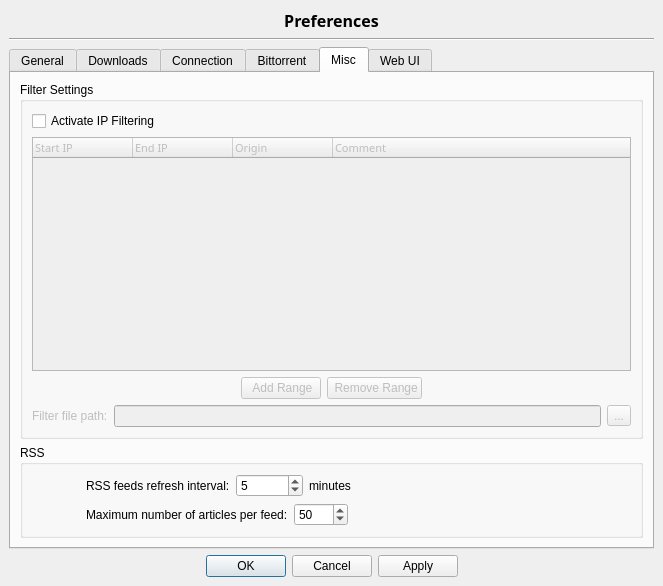
Qt form src/options.ui (SysAdminDoc/qBittorrent-Vanced) before a commit.
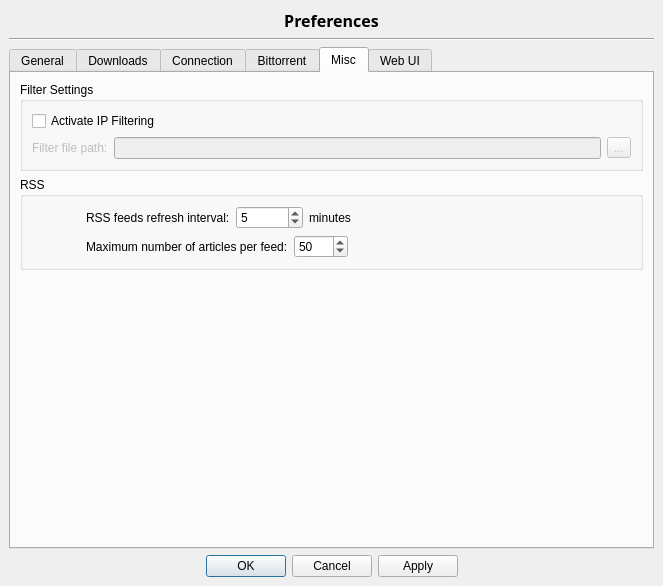
The same form after that commit. The open tabs and pages were chosen to show the change. Icons and pictures are not drawn.

Commit message: - Removed IP filter list and buttons to add/remove ranges, I don't think   people handle this manually anyway. - Prepare code for P2P/P2B filter files (soon to be coded)

```diff
--- a/src/options.ui
+++ b/src/options.ui
@@ -1511,6 +1511,14 @@
       </layout>
      </widget>
      <widget class="QWidget" name="tab_4" >
+      <property name="geometry" >
+       <rect>
+        <x>0</x>
+        <y>0</y>
+        <width>641</width>
+        <height>457</height>
+       </rect>
+      </property>
       <attribute name="title" >
        <string>Misc</string>
       </attribute>
@@ -1526,22 +1534,7 @@
          <property name="title" >
           <string>Filter Settings</string>
          </property>
-         <layout class="QVBoxLayout" >
-          <property name="spacing" >
-           <number>6</number>
-          </property>
-          <property name="leftMargin" >
-           <number>9</number>
-          </property>
-          <property name="topMargin" >
-           <number>9</number>
-          </property>
-          <property name="rightMargin" >
-           <number>9</number>
-          </property>
-          <property name="bottomMargin" >
-           <number>9</number>
-          </property>
+         <layout class="QVBoxLayout" name="verticalLayout" >
           <item>
            <widget class="QCheckBox" name="checkIPFilter" >
             <property name="text" >
@@ -1553,143 +1546,7 @@
            </widget>
           </item>
           <item>
-           <widget class="QTreeWidget" name="filtersList" >
-            <property name="enabled" >
-             <bool>false</bool>
-            </property>
-            <property name="minimumSize" >
-             <size>
-              <width>0</width>
-              <height>171</height>
-             </size>
-            </property>
-            <property name="font" >
-             <font>
-              <family>Sans Serif</family>
-              <pointsize>8</pointsize>
-              <weight>50</weight>
-              <italic>false</italic>
-              <bold>false</bold>
-              <underline>false</underline>
-              <strikeout>false</strikeout>
-             </font>
-            </property>
-            <property name="selectionMode" >
-             <enum>QAbstractItemView::ExtendedSelection</enum>
-            </property>
-            <property name="itemsExpandable" >
-             <bool>false</bool>
-            </property>
-            <column>
-             <property name="text" >
-              <string>Start IP</string>
-             </property>
-            </column>
-            <column>
-             <property name="text" >
-              <string>End IP</string>
-             </property>
-            </column>
-            <column>
-             <property name="text" >
-              <string>Origin</string>
-             </property>
-            </column>
-            <column>
-             <property name="text" >
-              <string>Comment</string>
-             </property>
-            </column>
-           </widget>
-          </item>
-          <item>
-           <layout class="QHBoxLayout" >
-            <property name="spacing" >
-             <number>6</number>
-            </property>
-            <property name="leftMargin" >
-             <number>0</number>
-            </property>
-            <property name="topMargin" >
-             <number>0</number>
-            </property>
-            <property name="rightMargin" >
-             <number>0</number>
-            </property>
-            <property name="bottomMargin" >
-             <number>0</number>
-            </property>
-            <item>
-             <spacer>
-              <property name="orientation" >
-               <enum>Qt::Horizontal</enum>
-              </property>
-              <property name="sizeHint" >
-               <size>
-                <width>40</width>
-                <height>20</height>
-               </size>
-              </property>
-             </spacer>
-            </item>
-            <item>
-             <widget class="QPushButton" name="addFilterRangeButton" >
-              <property name="enabled" >
-               <bool>false</bool>
-              </property>
-              <property name="text" >
-               <string> Add Range</string>
-              </property>
-              <property name="icon" >
-               <iconset resource="icons.qrc" >:/Icons/skin/add.png</iconset>
-              </property>
-             </widget>
-            </item>
-            <item>
-             <widget class="QPushButton" name="delFilterRangeButton" >
-              <property name="enabled" >
-               <bool>false</bool>
-              </property>
-              <property name="text" >
-               <string> Remove Range</string>
-              </property>
-              <property name="icon" >
-               <iconset resource="icons.qrc" >:/Icons/skin/remove.png</iconset>
-              </property>
-             </widget>
-            </item>
-            <item>
-             <spacer>
-              <property name="orientation" >
-               <enum>Qt::Horizontal</enum>
-              </property>
-              <property name="sizeHint" >
-               <size>
-                <width>40</width>
-                <height>20</height>
-               </size>
-              </property>
-             </spacer>
-            </item>
-           </layout>
-          </item>
-          <item>
-           <layout class="QHBoxLayout" >
-            <property name="spacing" >
-             <number>6</number>
-            </property>
-            <property name="leftMargin" >
-             <number>0</number>
-            </property>
-            <property name="topMargin" >
-             <number>0</number>
-            </property>
-            <property name="rightMargin" >
-             <number>0</number>
-            </property>
-            <property name="bottomMargin" >
-             <number>0</number>
-            </property>
+           <layout class="QHBoxLayout" name="horizontalLayout" >
             <item>
              <widget class="QLabel" name="lblFilterPath" >
               <property name="enabled" >
@@ -1791,7 +1648,7 @@
                   <property name="orientation" >
                    <enum>Qt::Horizontal</enum>
                   </property>
-                  <property name="sizeHint" >
+                  <property name="sizeHint" stdset="0" >
                    <size>
                     <width>40</width>
                     <height>20</height>
@@ -1825,7 +1682,7 @@
                   <property name="orientation" >
                    <enum>Qt::Horizontal</enum>
                   </property>
-                  <property name="sizeHint" >
+                  <property name="sizeHint" stdset="0" >
                    <size>
                     <width>40</width>
                     <height>20</height>
@@ -1842,6 +1699,19 @@
          </layout>
         </widget>
        </item>
+       <item>
+        <spacer name="verticalSpacer" >
+         <property name="orientation" >
+          <enum>Qt::Vertical</enum>
+         </property>
+         <property name="sizeHint" stdset="0" >
+          <size>
+           <width>20</width>
+           <height>40</height>
+          </size>
+         </property>
+        </spacer>
+       </item>
       </layout>
      </widget>
      <widget class="QWidget" name="tab_2" >
@@ -2020,16 +1890,7 @@
      <property name="spacing" >
       <number>6</number>
      </property>
-     <property name="leftMargin" >
-      <number>0</number>
-     </property>
-     <property name="topMargin" >
-      <number>0</number>
-     </property>
-     <property name="rightMargin" >
-      <number>0</number>
-     </property>
-     <property name="bottomMargin" >
+     <property name="margin" >
       <number>0</number>
      </property>
      <item>
```
Left out of the diff: 159 changed lines with no effect on the pictures. The commit also changes 2 other files.
